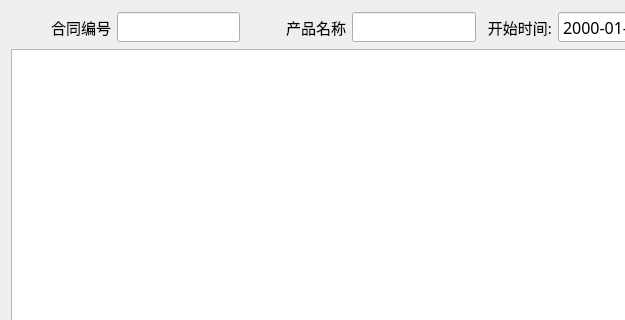
Old version of the form FactoryContract/findfactorycontract.ui in the repository xujunmingbest/TuYuErp; both pictures show x 0 to 625 and y 0 to 320 of the 937 by 561 pixel window.
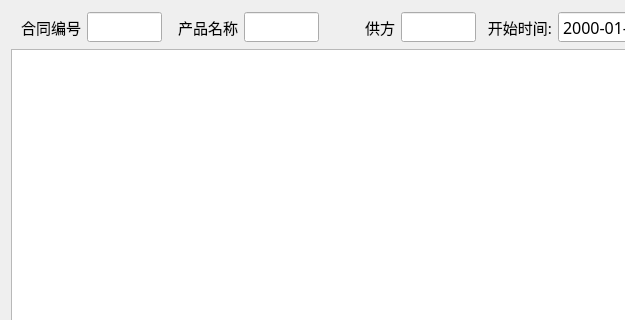
New version of the form.

```diff
--- a/FactoryContract/findfactorycontract.ui
+++ b/FactoryContract/findfactorycontract.ui
@@ -22,7 +22,7 @@
         <widget class="QLabel" name="label">
          <property name="minimumSize">
           <size>
-           <width>100</width>
+           <width>70</width>
            <height>0</height>
           </size>
          </property>
@@ -60,7 +60,7 @@
         <widget class="QLabel" name="label_2">
          <property name="minimumSize">
           <size>
-           <width>100</width>
+           <width>70</width>
            <height>0</height>
           </size>
          </property>
@@ -94,6 +94,47 @@
          </property>
         </widget>
        </item>
+       <item>
+        <widget class="QLabel" name="label_3">
+         <property name="minimumSize">
+          <size>
+           <width>70</width>
+           <height>0</height>
+          </size>
+         </property>
+         <property name="maximumSize">
+          <size>
+           <width>50</width>
+           <height>16777215</height>
+          </size>
+         </property>
+         <property name="font">
+          <font>
+           <family>Agency FB</family>
+           <pointsize>11</pointsize>
+          </font>
+         </property>
+         <property name="text">
+          <string>供方</string>
+         </property>
+         <property name="alignment">
+          <set>Qt::AlignRight|Qt::AlignTrailing|Qt::AlignVCenter</set>
+         </property>
+        </widget>
+       </item>
+       <item>
+        <widget class="QLineEdit" name="lineEdit_yi_name">
+         <property name="font">
+          <font>
+           <family>Agency FB</family>
+           <pointsize>11</pointsize>
+          </font>
+         </property>
+         <property name="text">
+          <string/>
+         </property>
+        </widget>
+       </item>
        <item>
         <widget class="QLabel" name="label_8">
          <property name="minimumSize">
```
